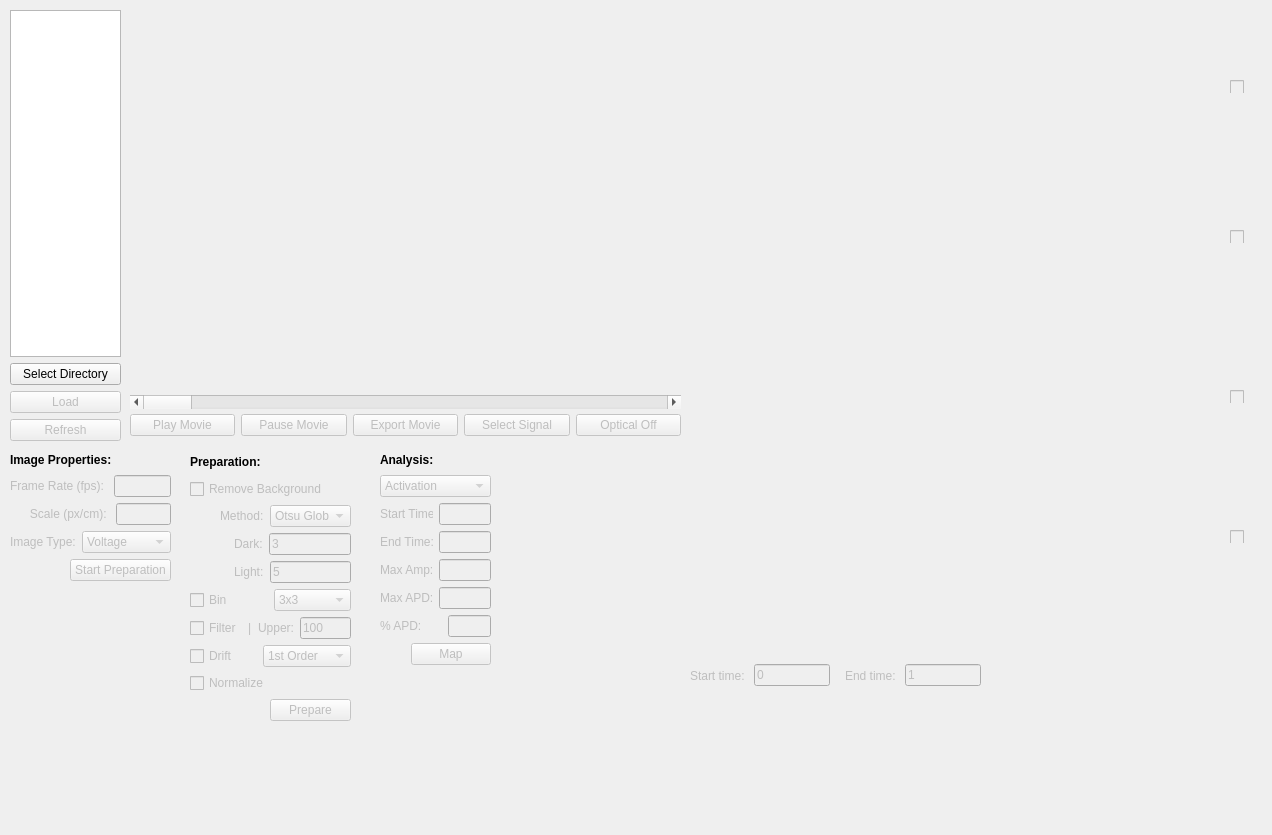
Qt form src/ui/KairoSight_WindowMain_Retro.ui (kairosight/KairoSight-2.0) before a commit.
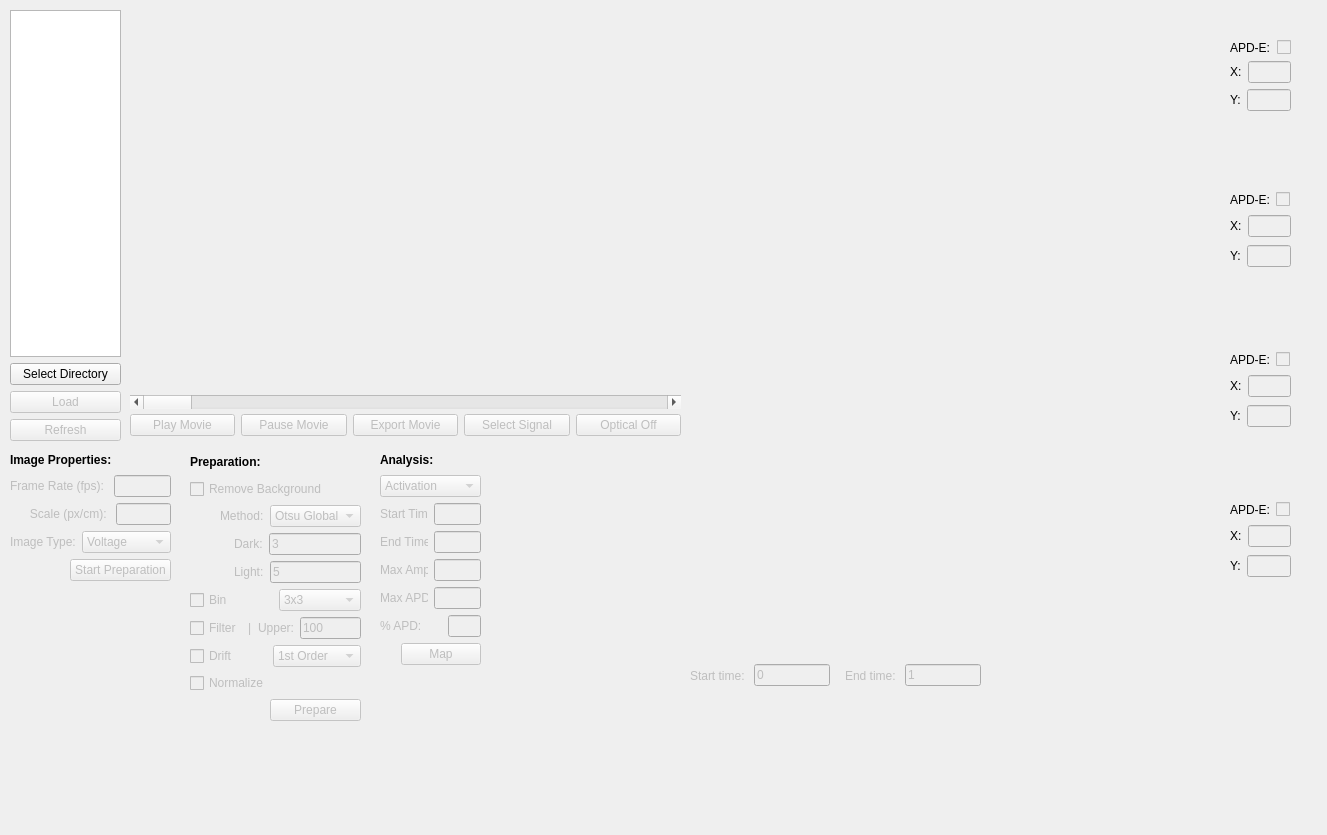
The same form after that commit.

Commit message:
Signal Coordinates Display
Updated UI with boxes that display the x and y index values when a signal is selected.

```diff
--- a/src/ui/KairoSight_WindowMain_Retro.ui
+++ b/src/ui/KairoSight_WindowMain_Retro.ui
@@ -6,7 +6,7 @@
    <rect>
     <x>0</x>
     <y>0</y>
-    <width>1272</width>
+    <width>1327</width>
     <height>835</height>
    </rect>
   </property>
@@ -312,7 +312,7 @@
      <rect>
       <x>190</x>
       <y>450</y>
-      <width>161</width>
+      <width>171</width>
       <height>271</height>
      </rect>
     </property>
@@ -719,7 +719,7 @@
      <rect>
       <x>380</x>
       <y>450</y>
-      <width>111</width>
+      <width>101</width>
       <height>215</height>
      </rect>
     </property>
@@ -993,81 +993,293 @@
      </item>
     </layout>
    </widget>
-   <widget class="QCheckBox" name="ensemble_cb_01">
-    <property name="enabled">
-     <bool>false</bool>
-    </property>
+   <widget class="QWidget" name="verticalLayoutWidget_8">
     <property name="geometry">
      <rect>
       <x>1230</x>
-      <y>80</y>
-      <width>20</width>
-      <height>13</height>
+      <y>40</y>
+      <width>61</width>
+      <height>73</height>
      </rect>
     </property>
-    <property name="text">
-     <string/>
-    </property>
-    <property name="checked">
-     <bool>false</bool>
-    </property>
+    <layout class="QVBoxLayout" name="sig1_coords_vl">
+     <item>
+      <layout class="QHBoxLayout" name="sig1_cb_hl">
+       <item>
+        <widget class="QLabel" name="ensemble_label_01">
+         <property name="text">
+          <string>APD-E:     </string>
+         </property>
+        </widget>
+       </item>
+       <item>
+        <widget class="QCheckBox" name="ensemble_cb_01">
+         <property name="enabled">
+          <bool>false</bool>
+         </property>
+         <property name="text">
+          <string/>
+         </property>
+         <property name="checked">
+          <bool>false</bool>
+         </property>
+        </widget>
+       </item>
+      </layout>
+     </item>
+     <item>
+      <layout class="QHBoxLayout" name="sig1_x_hl">
+       <item>
+        <widget class="QLabel" name="sig1_x_label">
+         <property name="text">
+          <string>X:</string>
+         </property>
+        </widget>
+       </item>
+       <item>
+        <widget class="QLineEdit" name="sig1_x_edit">
+         <property name="enabled">
+          <bool>false</bool>
+         </property>
+        </widget>
+       </item>
+      </layout>
+     </item>
+     <item>
+      <layout class="QHBoxLayout" name="sig1_y_hl">
+       <item>
+        <widget class="QLabel" name="sig1_y_label">
+         <property name="text">
+          <string>Y:</string>
+         </property>
+        </widget>
+       </item>
+       <item>
+        <widget class="QLineEdit" name="sig1_y_edit">
+         <property name="enabled">
+          <bool>false</bool>
+         </property>
+        </widget>
+       </item>
+      </layout>
+     </item>
+    </layout>
    </widget>
-   <widget class="QCheckBox" name="ensemble_cb_02">
-    <property name="enabled">
-     <bool>false</bool>
-    </property>
+   <widget class="QWidget" name="verticalLayoutWidget_9">
     <property name="geometry">
      <rect>
       <x>1230</x>
-      <y>230</y>
-      <width>20</width>
-      <height>13</height>
+      <y>190</y>
+      <width>61</width>
+      <height>80</height>
      </rect>
     </property>
-    <property name="text">
-     <string/>
-    </property>
-    <property name="checked">
-     <bool>false</bool>
-    </property>
+    <layout class="QVBoxLayout" name="sig2_coord_vl">
+     <item>
+      <layout class="QHBoxLayout" name="sig2_cb_hl">
+       <item>
+        <widget class="QLabel" name="label_4">
+         <property name="text">
+          <string>APD-E:</string>
+         </property>
+        </widget>
+       </item>
+       <item>
+        <widget class="QCheckBox" name="ensemble_cb_02">
+         <property name="enabled">
+          <bool>false</bool>
+         </property>
+         <property name="text">
+          <string/>
+         </property>
+         <property name="checked">
+          <bool>false</bool>
+         </property>
+        </widget>
+       </item>
+      </layout>
+     </item>
+     <item>
+      <layout class="QHBoxLayout" name="sig2_x_hl">
+       <item>
+        <widget class="QLabel" name="sig2_x_label">
+         <property name="text">
+          <string>X:</string>
+         </property>
+        </widget>
+       </item>
+       <item>
+        <widget class="QLineEdit" name="sig2_x_edit">
+         <property name="enabled">
+          <bool>false</bool>
+         </property>
+        </widget>
+       </item>
+      </layout>
+     </item>
+     <item>
+      <layout class="QHBoxLayout" name="sig2_y_hl">
+       <item>
+        <widget class="QLabel" name="sig2_y_label">
+         <property name="text">
+          <string>Y:</string>
+         </property>
+        </widget>
+       </item>
+       <item>
+        <widget class="QLineEdit" name="sig2_y_edit">
+         <property name="enabled">
+          <bool>false</bool>
+         </property>
+        </widget>
+       </item>
+      </layout>
+     </item>
+    </layout>
    </widget>
-   <widget class="QCheckBox" name="ensemble_cb_03">
-    <property name="enabled">
-     <bool>false</bool>
-    </property>
+   <widget class="QWidget" name="verticalLayoutWidget_10">
     <property name="geometry">
      <rect>
       <x>1230</x>
-      <y>390</y>
-      <width>20</width>
-      <height>13</height>
+      <y>350</y>
+      <width>61</width>
+      <height>80</height>
      </rect>
     </property>
-    <property name="text">
-     <string/>
-    </property>
-    <property name="checked">
-     <bool>false</bool>
-    </property>
+    <layout class="QVBoxLayout" name="sig3_coord_vl">
+     <item>
+      <layout class="QHBoxLayout" name="sig3_ensemble_hl">
+       <item>
+        <widget class="QLabel" name="ensemble_label_03">
+         <property name="text">
+          <string>APD-E:</string>
+         </property>
+        </widget>
+       </item>
+       <item>
+        <widget class="QCheckBox" name="ensemble_cb_03">
+         <property name="enabled">
+          <bool>false</bool>
+         </property>
+         <property name="text">
+          <string/>
+         </property>
+         <property name="checked">
+          <bool>false</bool>
+         </property>
+        </widget>
+       </item>
+      </layout>
+     </item>
+     <item>
+      <layout class="QHBoxLayout" name="sig3_x_hl">
+       <item>
+        <widget class="QLabel" name="sig3_x_label">
+         <property name="text">
+          <string>X:</string>
+         </property>
+        </widget>
+       </item>
+       <item>
+        <widget class="QLineEdit" name="sig3_x_edit">
+         <property name="enabled">
+          <bool>false</bool>
+         </property>
+        </widget>
+       </item>
+      </layout>
+     </item>
+     <item>
+      <layout class="QHBoxLayout" name="sig3_y_hl">
+       <item>
+        <widget class="QLabel" name="sig3_y_label">
+         <property name="text">
+          <string>Y:</string>
+         </property>
+        </widget>
+       </item>
+       <item>
+        <widget class="QLineEdit" name="sig3_y_edit">
+         <property name="enabled">
+          <bool>false</bool>
+         </property>
+        </widget>
+       </item>
+      </layout>
+     </item>
+    </layout>
    </widget>
-   <widget class="QCheckBox" name="ensemble_cb_04">
-    <property name="enabled">
-     <bool>false</bool>
-    </property>
+   <widget class="QWidget" name="verticalLayoutWidget_11">
     <property name="geometry">
      <rect>
       <x>1230</x>
-      <y>530</y>
-      <width>20</width>
-      <height>13</height>
+      <y>500</y>
+      <width>61</width>
+      <height>80</height>
      </rect>
     </property>
-    <property name="text">
-     <string/>
-    </property>
-    <property name="checked">
-     <bool>false</bool>
-    </property>
+    <layout class="QVBoxLayout" name="sig4_coord_vl">
+     <item>
+      <layout class="QHBoxLayout" name="sig4_ensemble_hl">
+       <item>
+        <widget class="QLabel" name="ensemble_label_04">
+         <property name="text">
+          <string>APD-E:</string>
+         </property>
+        </widget>
+       </item>
+       <item>
+        <widget class="QCheckBox" name="ensemble_cb_04">
+         <property name="enabled">
+          <bool>false</bool>
+         </property>
+         <property name="text">
+          <string/>
+         </property>
+         <property name="checked">
+          <bool>false</bool>
+         </property>
+        </widget>
+       </item>
+      </layout>
+     </item>
+     <item>
+      <layout class="QHBoxLayout" name="sig4_x_hl">
+       <item>
+        <widget class="QLabel" name="sig4_x_label">
+         <property name="text">
+          <string>X:</string>
+         </property>
+        </widget>
+       </item>
+       <item>
+        <widget class="QLineEdit" name="sig4_x_edit">
+         <property name="enabled">
+          <bool>false</bool>
+         </property>
+        </widget>
+       </item>
+      </layout>
+     </item>
+     <item>
+      <layout class="QHBoxLayout" name="sig4_y_hl">
+       <item>
+        <widget class="QLabel" name="sig4_y_label">
+         <property name="text">
+          <string>Y:</string>
+         </property>
+        </widget>
+       </item>
+       <item>
+        <widget class="QLineEdit" name="sig4_y_edit">
+         <property name="enabled">
+          <bool>false</bool>
+         </property>
+        </widget>
+       </item>
+      </layout>
+     </item>
+    </layout>
    </widget>
   </widget>
  </widget>
```
Left out of the diff: 2 changed lines with no effect on the pictures. The commit also changes 2 other files.
